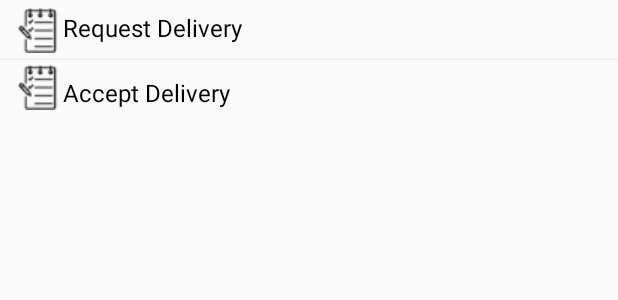
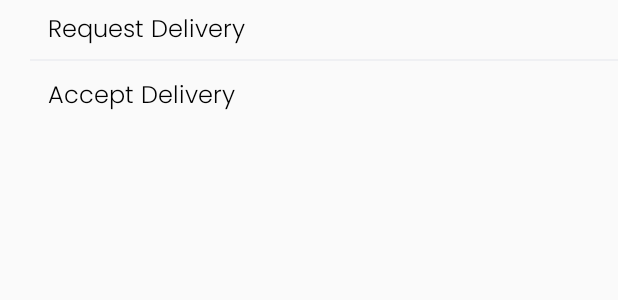
Before and after one commit to HumayunBee/PaddleRiders, an Android app: the layout delivery_child_layout.xml on its own in the app's theme, with its tools: preview values and no code run, on a phone screen of 412 x 824 dp. Shown: the top 300 px of the screen. Run offline under Robolectric (Android 15) with nearby library versions, the phone set to English and light mode, and no system bars; network calls fail.

Commit message:
last committddf

```diff
--- a/app/build.gradle
+++ b/app/build.gradle
@@ -32,7 +32,6 @@ android {
 }
 
 dependencies {
-
     implementation 'androidx.appcompat:appcompat:1.3.1'
     implementation 'com.google.android.material:material:1.4.0'
     implementation 'androidx.constraintlayout:constraintlayout:2.1.0'
--- a/app/src/main/res/layout/activity_pickup_parcel.xml
+++ b/app/src/main/res/layout/activity_pickup_parcel.xml
@@ -29,6 +29,12 @@
                 android:layout_height="wrap_content"
                 android:layout_marginTop="@dimen/five" />
 
+    <!--        <ImageButton
+                android:id="@+id/call"
+                android:layout_width="match_parent"
+                android:layout_height="wrap_content"
+                android:src="@drawable/ic_baseline_call_24"/>-->
+
 
 
         </LinearLayout>
--- a/app/src/main/res/layout/delivery_child_layout.xml
+++ b/app/src/main/res/layout/delivery_child_layout.xml
@@ -9,17 +9,13 @@
         android:id="@+id/play"
         android:layout_width="match_parent"
         android:layout_height="wrap_content"
+        android:layout_marginLeft="10dp"
         android:layout_marginTop="5dp"
-       android:layout_marginLeft="10dp"
         android:orientation="horizontal"
         app:layout_constraintEnd_toEndOf="parent"
         app:layout_constraintStart_toStartOf="parent"
         app:layout_constraintTop_toTopOf="parent">
 
-        <ImageView
-            android:layout_width="wrap_content"
-            android:layout_height="wrap_content"
-            android:src="@drawable/ic_nav_add_parcel" />
 
         <TextView
             android:id="@+id/tv_nav_dpickup_parcel_list"
@@ -27,6 +23,7 @@
             android:layout_width="wrap_content"
             android:layout_height="wrap_content"
             android:padding="@dimen/two"
+            android:layout_marginLeft="20dp"
             android:text="Request Delivery"
             android:textColor="@color/colorG"
             android:textSize="@dimen/sixteen" />
@@ -37,21 +34,18 @@
         android:layout_width="match_parent"
         android:layout_height="1dp"
         android:layout_marginTop="3dp"
+        android:layout_marginLeft="20dp"
         android:background="@color/colorC"
-        app:layout_constraintTop_toBottomOf="@+id/play"/>
+        app:layout_constraintTop_toBottomOf="@+id/play" />
 
     <LinearLayout
         android:layout_width="match_parent"
         android:layout_height="wrap_content"
+        android:layout_marginLeft="10dp"
         android:layout_marginTop="8dp"
-        android:layout_marginLeft="10dp"
         android:orientation="horizontal"
         app:layout_constraintTop_toBottomOf="@+id/play">
 
-        <ImageView
-            android:layout_width="wrap_content"
-            android:layout_height="wrap_content"
-            android:src="@drawable/ic_nav_add_parcel" />
 
         <TextView
             android:id="@+id/tv_nav_daccept_parcel_list"
@@ -60,6 +54,7 @@
             android:layout_height="wrap_content"
             android:layout_marginTop="5dp"
             android:padding="@dimen/two"
+            android:layout_marginLeft="20dp"
             android:text="Accept Delivery"
             android:textColor="@color/colorG"
             android:textSize="@dimen/sixteen" />
--- a/app/src/main/res/values-night/themes.xml
+++ b/app/src/main/res/values-night/themes.xml
@@ -9,6 +9,7 @@
         <item name="colorSecondary">@color/teal_200</item>
         <item name="colorSecondaryVariant">@color/teal_200</item>
         <item name="colorOnSecondary">@color/black</item>
+        <item name="android:fontFamily">@font/poppins</item>
         <!-- Status bar color. -->
         <item name="android:statusBarColor" tools:targetApi="l">?attr/colorPrimaryVariant</item>
         <!-- Customize your theme here. -->
--- a/app/src/main/res/values/themes.xml
+++ b/app/src/main/res/values/themes.xml
@@ -9,6 +9,7 @@
         <item name="colorSecondary">@color/teal_200</item>
         <item name="colorSecondaryVariant">@color/teal_700</item>
         <item name="colorOnSecondary">@color/black</item>
+        <item name="android:fontFamily">@font/poppins</item>
         <!-- Status bar color. -->
         <item name="android:statusBarColor" tools:targetApi="l">?attr/colorPrimaryVariant</item>
         <!-- Customize your theme here. -->
```
Also changed, not shown: app/src/main/java/com/stitbd/paddlecourierrider/Activity/PickupParcel/PickupParcelActivity.java (+9 -0 lines), app/src/main/res/layout/activity_login.xml (+3 -4 lines), app/src/main/res/layout/dialog_delivery_complete.xml (+10 -10 lines), app/src/main/res/font/poppins.ttf (added), 1 other file.
